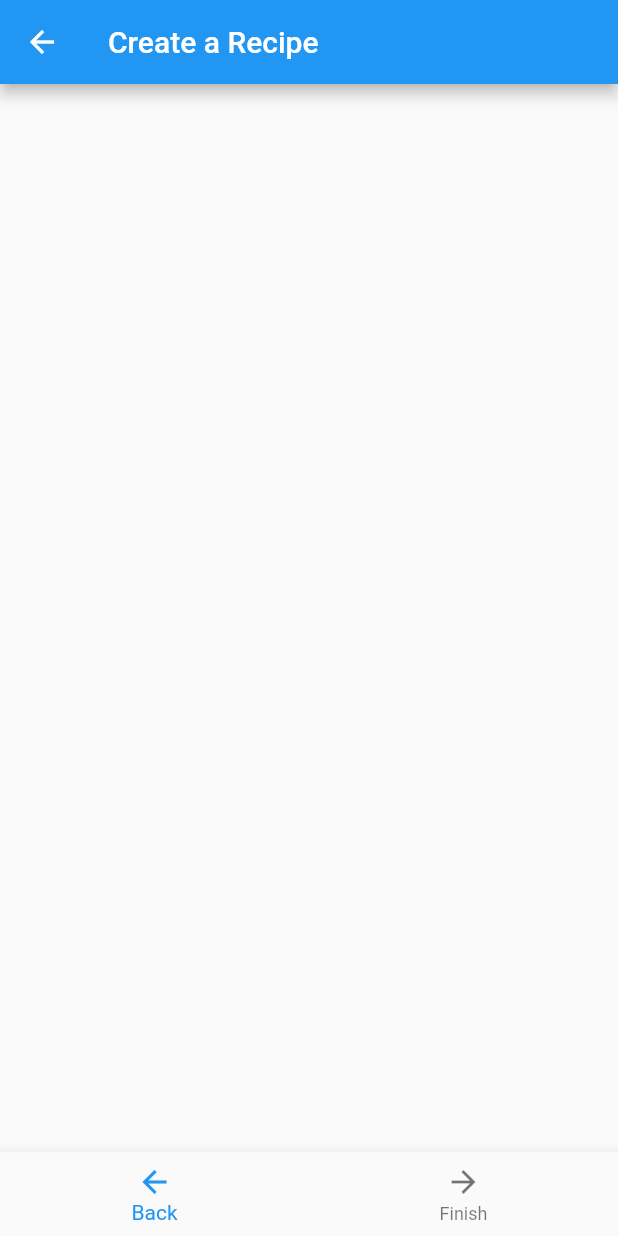
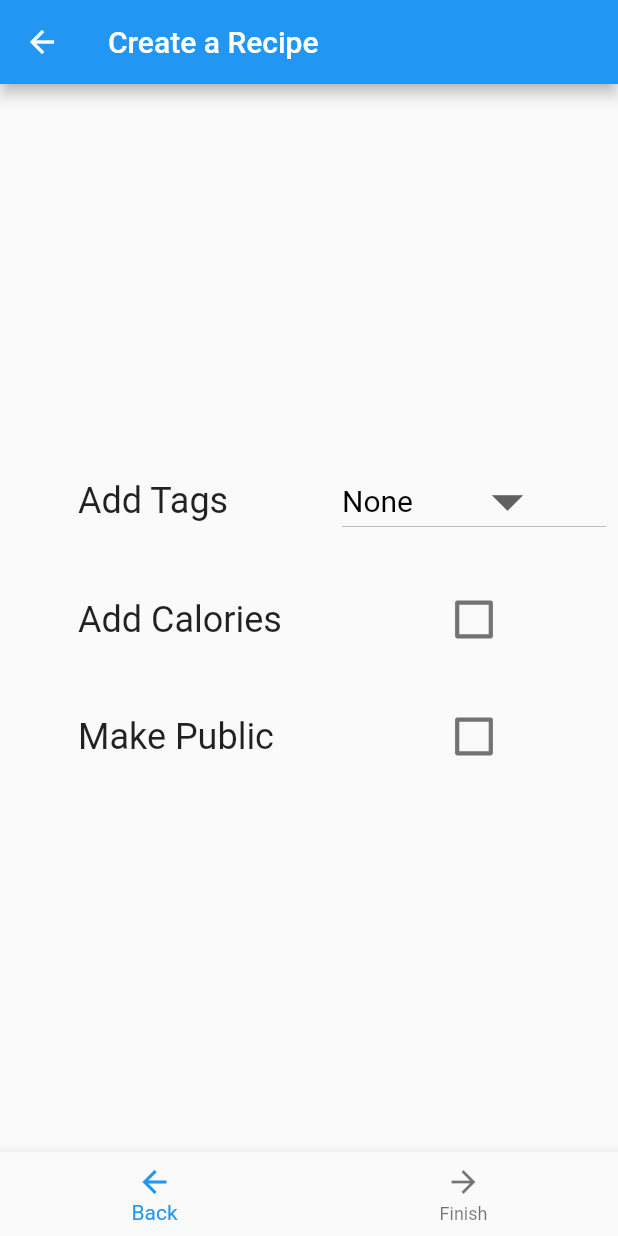
Before and after one commit to kbigelow26/MobileProject, a Flutter app: the FinishRecipeRoute screen opened directly, on a phone screen of 412 x 824 dp. Run offline on Flutter 3.47's test engine with Material 2 defaults, Android fonts, the phone set to English and light mode, and no system bars; our stand-ins replace image_picker.

Commit message:
adding input fields for second page of create recipe

```diff
--- a/cookbook_app/lib/main.dart
+++ b/cookbook_app/lib/main.dart
@@ -41,12 +41,114 @@ class FinishRecipeRoute extends StatefulWidget {
 }
 
 class _FinishRecipeState extends State<FinishRecipeRoute> {
+  bool checkboxCalories = false;
+  bool checkboxPublic = false;
+  String dropdownTags = 'None';
+
   @override
   Widget build(BuildContext context) {
     return Scaffold(
       appBar: AppBar(
         title: Text("Create a Recipe"),
       ),
+      body: Center(
+          child: Padding(
+              padding: const EdgeInsets.all(8.0),
+              child: Column(
+                  mainAxisAlignment: MainAxisAlignment.center,
+                  children: <Widget>[
+                    Row(children: <Widget>[
+                      Expanded(
+                        flex: 1,
+                        child: Container(width: 0.0, height: 0.0),
+                      ),
+                      Expanded(
+                        flex: 4,
+                        child: Text(
+                          "Add Tags",
+                          style: TextStyle(
+                            fontSize: 24.0,
+                          ),
+                        ),
+                      ),
+                      Expanded(
+                          flex: 4,
+                          child: DropdownButton<String>(
+                            value: dropdownTags,
+                            icon: Icon(Icons.arrow_drop_down),
+                            iconSize: 50,
+                            style: TextStyle(color: Colors.black, fontSize: 20),
+                            onChanged: (String newValue) {
+                              setState(() {
+                                dropdownTags = newValue;
+                              });
+                            },
+                            items: <String>['None', 'Breakfast', 'Dinner']
+                                .map<DropdownMenuItem<String>>((String value) {
+                              return DropdownMenuItem<String>(
+                                value: value,
+                                child: Text(value),
+                              );
+                            }).toList(),
+                          ))
+                    ]),
+                    Padding(padding: EdgeInsets.only(bottom: 30)),
+                    Row(children: <Widget>[
+                      Expanded(
+                        flex: 1,
+                        child: Container(width: 0.0, height: 0.0),
+                      ),
+                      Expanded(
+                        flex: 4,
+                        child: Text(
+                          "Add Calories",
+                          style: TextStyle(
+                            fontSize: 24.0,
+                          ),
+                        ),
+                      ),
+                      Expanded(
+                          flex: 4,
+                          child: Transform.scale(
+                              scale: 1.4,
+                              child: Checkbox(
+                                value: checkboxCalories,
+                                onChanged: (value) {
+                                  setState(() {
+                                    checkboxCalories = !checkboxCalories;
+                                  });
+                                },
+                              )))
+                    ]),
+                    Padding(padding: EdgeInsets.only(bottom: 30)),
+                    Row(children: <Widget>[
+                      Expanded(
+                        flex: 1,
+                        child: Container(width: 0.0, height: 0.0),
+                      ),
+                      Expanded(
+                        flex: 4,
+                        child: Text(
+                          "Make Public",
+                          style: TextStyle(
+                            fontSize: 24.0,
+                          ),
+                        ),
+                      ),
+                      Expanded(
+                          flex: 4,
+                          child: Transform.scale(
+                              scale: 1.4,
+                              child: Checkbox(
+                                value: checkboxPublic,
+                                onChanged: (value) {
+                                  setState(() {
+                                    checkboxPublic = !checkboxPublic;
+                                  });
+                                },
+                              )))
+                    ]),
+                  ]))),
       bottomNavigationBar: BottomNavigationBar(
         items: const <BottomNavigationBarItem>[
           BottomNavigationBarItem(icon: Icon(Icons.arrow_back), label: "Back"),
@@ -193,8 +295,7 @@ class _CreateRecipeState extends State<CreateRecipeRoute> {
                       keyboardType: TextInputType.multiline,
                       maxLines: 8,
                       decoration: InputDecoration(
-                          border: const OutlineInputBorder(),
-                          hintText: "..."),
+                          border: const OutlineInputBorder(), hintText: "..."),
                     ),
                   )
                 ]),
@@ -211,11 +312,10 @@ class _CreateRecipeState extends State<CreateRecipeRoute> {
                 Row(children: <Widget>[
                   Expanded(
                       child: TextField(
-                        keyboardType: TextInputType.multiline,
-                        maxLines: 8,
-                        decoration: InputDecoration(
-                            border: const OutlineInputBorder(),
-                            hintText: "..."),
+                    keyboardType: TextInputType.multiline,
+                    maxLines: 8,
+                    decoration: InputDecoration(
+                        border: const OutlineInputBorder(), hintText: "..."),
                   )),
                 ])
               ]),
```
